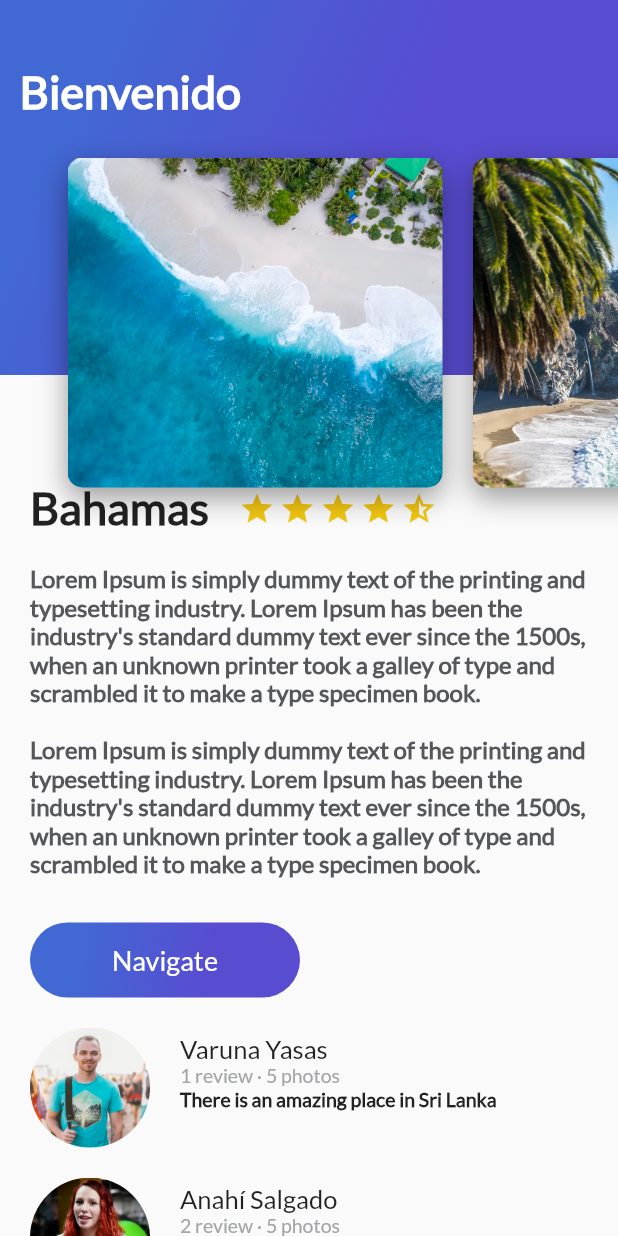
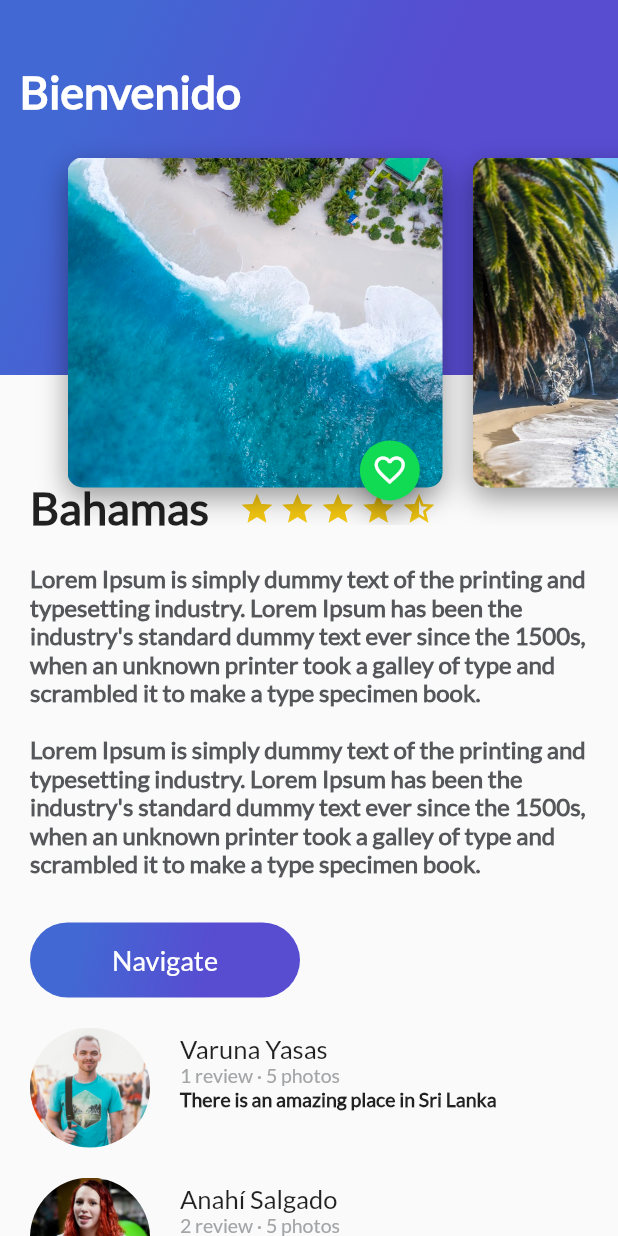
Before and after one commit to anncode1/Curso-de-Flutter-Avanzado-en-Platzi, a Flutter app: the screen it shows after launch, on a phone screen of 412 x 824 dp. Run offline on Flutter 3.47's test engine with Material 2 defaults, Android fonts, the phone set to English and light mode, and no system bars.

Commit message:
Widget Floating Action Button

```diff
--- a/platzi_trips_app/lib/card_image.dart
+++ b/platzi_trips_app/lib/card_image.dart
@@ -1,4 +1,5 @@
 import 'package:flutter/material.dart';
+import 'floating_action_button_green.dart';
 
 class  CardImage extends StatelessWidget {
 
@@ -37,7 +38,13 @@ class  CardImage extends StatelessWidget {
       ),
     );
 
-    return card;
+    return Stack(
+      alignment: Alignment(0.9,1.1),
+      children: <Widget>[
+        card,
+        FloatingActionButtonGreen()
+      ],
+    );
   }
 
 }
--- /dev/null
+++ b/platzi_trips_app/lib/floating_action_button_green.dart
@@ -0,0 +1,38 @@
+import 'package:flutter/material.dart';
+
+class FloatingActionButtonGreen extends StatefulWidget {
+  @override
+  State<StatefulWidget> createState() {
+    // TODO: implement createState
+    return _FloatingActionButtonGreen();
+  }
+
+}
+
+
+class _FloatingActionButtonGreen extends State<FloatingActionButtonGreen> {
+
+  void onPressedFav(){
+    Scaffold.of(context).showSnackBar(
+        SnackBar(
+          content: Text("Agregaste a tus Favoritos"),
+        )
+    );
+
+  }
+
+  @override
+  Widget build(BuildContext context) {
+    // TODO: implement build
+    return FloatingActionButton(
+      backgroundColor: Color(0xFF11DA53),
+      mini: true,
+      tooltip: "Fav",
+      onPressed: onPressedFav,
+      child: Icon(
+        Icons.favorite_border
+      ),
+    );
+  }
+
+}
```
